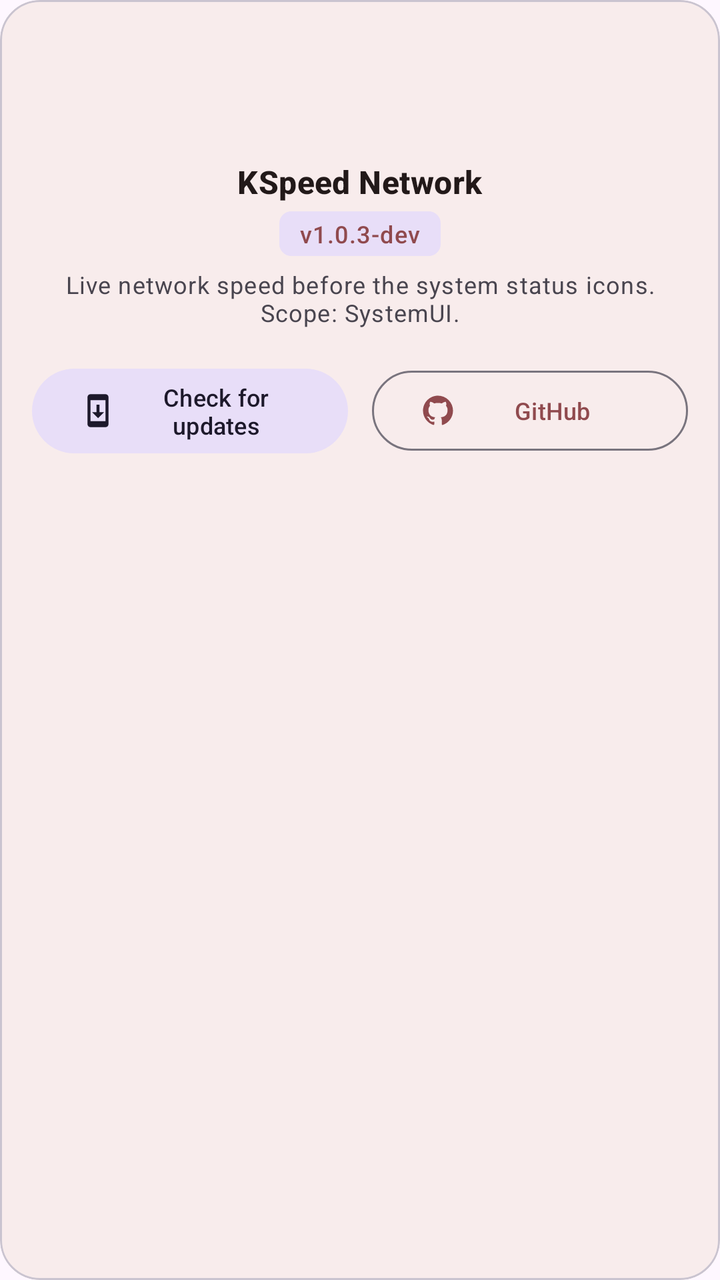
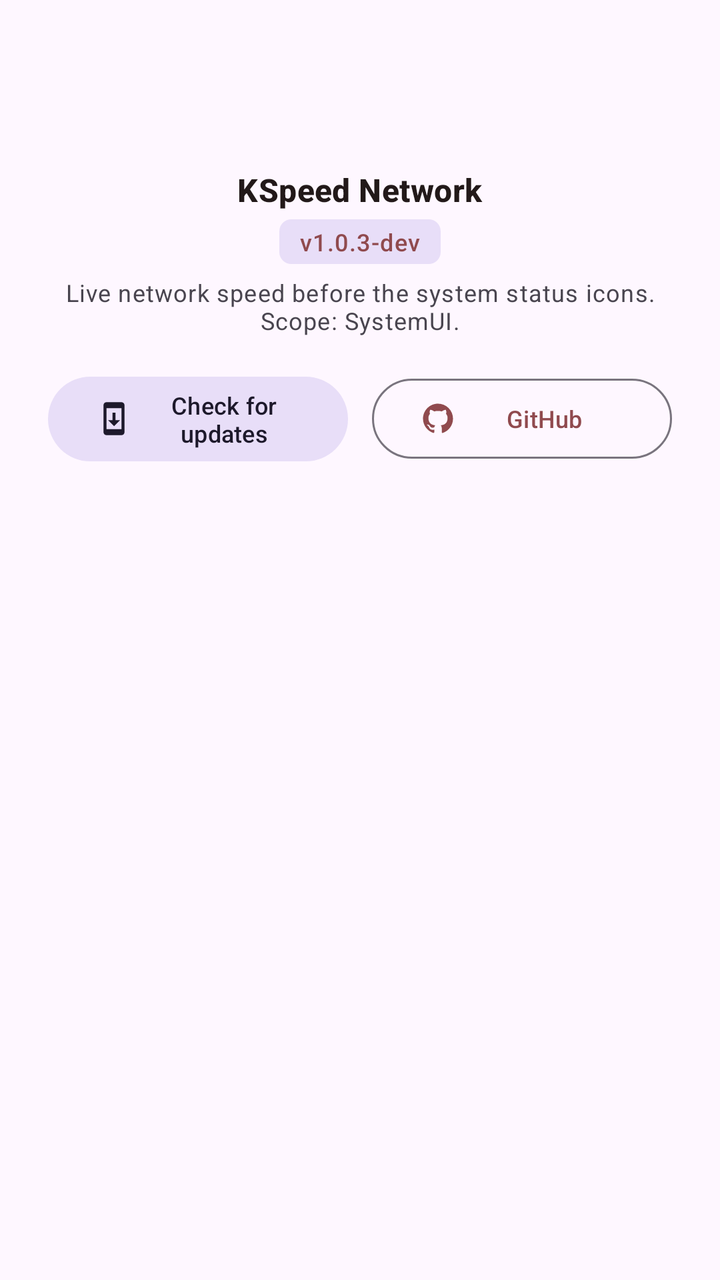

Before-and-after screenshots of an Android layout around one commit, followed by the original layout XML and the change that was made.
<!-- AndroidManifest.xml: application theme AppTheme -->
<!-- res/layout/preference_about_card.xml -->
<?xml version="1.0" encoding="utf-8"?>
<com.google.android.material.card.MaterialCardView
    xmlns:android="http://schemas.android.com/apk/res/android"
    xmlns:app="http://schemas.android.com/apk/res-auto"
    android:layout_width="match_parent"
    android:layout_height="wrap_content"
    android:layout_marginHorizontal="16dp"
    android:layout_marginVertical="8dp"
    app:cardCornerRadius="20dp"
    app:cardElevation="0dp"
    app:strokeWidth="1dp"
    app:strokeColor="?attr/colorOutlineVariant"
    app:cardBackgroundColor="?attr/colorSurfaceContainer">

    <LinearLayout
        android:layout_width="match_parent"
        android:layout_height="wrap_content"
        android:orientation="vertical"
        android:padding="16dp"
        android:gravity="center_horizontal">

        <ImageView
            android:id="@+id/about_app_icon"
            android:layout_width="56dp"
            android:layout_height="56dp"
            android:src="@mipmap/ic_launcher"
            android:contentDescription="@string/app_name" />

        <TextView
            android:id="@+id/about_app_title"
            android:layout_width="wrap_content"
            android:layout_height="wrap_content"
            android:layout_marginTop="8dp"
            android:text="@string/app_name"
            android:textAppearance="?attr/textAppearanceTitleMedium"
            android:textStyle="bold"
            android:textColor="?attr/colorOnSurface" />

        <TextView
            android:id="@+id/about_version_badge"
            android:layout_width="wrap_content"
            android:layout_height="wrap_content"
            android:layout_marginTop="4dp"
            android:text="v1.0.3-dev"
            android:textAppearance="?attr/textAppearanceLabelMedium"
            android:textColor="?attr/colorPrimary"
            android:background="@drawable/bg_preview_badge"
            android:paddingHorizontal="10dp"
            android:paddingVertical="3dp" />

        <TextView
            android:layout_width="wrap_content"
            android:layout_height="wrap_content"
            android:layout_marginTop="6dp"
            android:text="@string/xposed_desc"
            android:textAppearance="?attr/textAppearanceBodySmall"
            android:textColor="?attr/colorOnSurfaceVariant"
            android:gravity="center" />

        <LinearLayout
            android:layout_width="match_parent"
            android:layout_height="wrap_content"
            android:orientation="horizontal"
            android:layout_marginTop="16dp"
            android:gravity="center">

            <com.google.android.material.button.MaterialButton
                android:id="@+id/btn_check_update"
                style="@style/Widget.Material3.Button.TonalButton"
                android:layout_width="0dp"
                android:layout_height="wrap_content"
                android:layout_weight="1"
                android:layout_marginEnd="6dp"
                android:text="@string/pref_check_update_title"
                app:icon="@drawable/ic_pref_system_update"
                android:textSize="12sp" />

            <com.google.android.material.button.MaterialButton
                android:id="@+id/btn_view_source"
                style="@style/Widget.Material3.Button.OutlinedButton"
                android:layout_width="0dp"
                android:layout_height="wrap_content"
                android:layout_weight="1"
                android:layout_marginStart="6dp"
                android:text="@string/github_button_text"
                app:icon="@drawable/ic_github"
                android:textSize="12sp" />

        </LinearLayout>

    </LinearLayout>

</com.google.android.material.card.MaterialCardView>
<!-- resources referenced by this layout -->
<resources>
  <!-- drawable bg_preview_badge (drawable) -->
  <?xml version="1.0" encoding="utf-8"?>
  <shape xmlns:android="http://schemas.android.com/apk/res/android"
      android:shape="rectangle">
      <corners android:radius="6dp" />
      <solid android:color="?attr/colorSecondaryContainer" />
  </shape>
  <!-- drawable ic_pref_system_update (drawable) -->
  <vector xmlns:android="http://schemas.android.com/apk/res/android"
      android:width="24dp"
      android:height="24dp"
      android:viewportWidth="24"
      android:viewportHeight="24"
      android:tint="?attr/colorPrimary">
      <path
          android:fillColor="@android:color/white"
          android:pathData="M17,1.01L7,1c-1.1,0 -2,0.9 -2,2v18c0,1.1 0.9,2 2,2h10c1.1,0 2,-0.9 2,-2V3c0,-1.1 -0.9,-1.99 -2,-1.99zM17,19H7V5h10v14zm-1,-6h-3V8h-2v5H8l4,4 4,-4z" />
  </vector>
  <!-- mipmap ic_launcher (mipmap-anydpi) -->
  <?xml version="1.0" encoding="utf-8"?>
  <adaptive-icon xmlns:android="http://schemas.android.com/apk/res/android">
      <background android:drawable="@color/ic_launcher_background" />
      <foreground android:drawable="@drawable/ic_launcher_foreground" />
      <monochrome android:drawable="@drawable/ic_launcher_monochrome" />
  </adaptive-icon>
  <string name="app_name">KSpeed Network</string>
  <string name="github_button_text">GitHub</string>
  <string name="pref_check_update_title">Check for updates</string>
  <string name="xposed_desc">Live network speed before the system status icons. Scope: SystemUI.</string>
  <color name="ic_launcher_background">#17201F</color>
  <!-- drawable ic_launcher_foreground (drawable) -->
  <?xml version="1.0" encoding="utf-8"?>
  <vector xmlns:android="http://schemas.android.com/apk/res/android"
      android:width="108dp"
      android:height="108dp"
      android:viewportWidth="108"
      android:viewportHeight="108">
  
      
      <path
          android:fillColor="#FF8EE3C3"
          android:pathData="M68,56 h7 v13 h-7 Z M59.5,69 h24 l-12,12.6 Z" />
  
      
      <path
          android:fillColor="#FFFFFFFF"
          android:pathData="M26,34 h10.2 v20.4 l20.4,-20.4 h13.6 l-23.8,23.8 l23.8,23.8 h-13.6 l-20.4,-20.4 v20.4 h-10.2 Z" />
  </vector>
  <!-- drawable ic_launcher_monochrome (drawable) -->
  <?xml version="1.0" encoding="utf-8"?>
  <vector xmlns:android="http://schemas.android.com/apk/res/android"
      android:width="108dp"
      android:height="108dp"
      android:viewportWidth="108"
      android:viewportHeight="108">
  
      <path
          android:fillColor="#FFFFFFFF"
          android:pathData="M68,56 h7 v13 h-7 Z M59.5,69 h24 l-12,12.6 Z" />
  
      <path
          android:fillColor="#FFFFFFFF"
          android:pathData="M26,34 h10.2 v20.4 l20.4,-20.4 h13.6 l-23.8,23.8 l23.8,23.8 h-13.6 l-20.4,-20.4 v20.4 h-10.2 Z" />
  </vector>
  <color name="fallback_primary">#904A4E</color>
  <color name="fallback_on_primary">#FFFFFF</color>
  <color name="fallback_primary_container">#FFDADA</color>
  <color name="fallback_on_primary_container">#3B080F</color>
  <color name="fallback_surface">#FFF8F7</color>
  <color name="fallback_on_surface">#221919</color>
  <color name="fallback_surface_container">#F8ECEC</color>
  <color name="fallback_surface_container_high">#F2E6E6</color>
  <color name="fallback_surface_container_highest">#ECE0E0</color>
  <!-- unchanged entries left out for length: 2 -->
</resources>

<!-- the commit's change to res/layout/preference_about_card.xml (unified diff, before → after) -->
@@ -1,93 +1,82 @@
 <?xml version="1.0" encoding="utf-8"?>
-<com.google.android.material.card.MaterialCardView
+<LinearLayout
     xmlns:android="http://schemas.android.com/apk/res/android"
     xmlns:app="http://schemas.android.com/apk/res-auto"
     android:layout_width="match_parent"
     android:layout_height="wrap_content"
-    android:layout_marginHorizontal="16dp"
-    android:layout_marginVertical="8dp"
-    app:cardCornerRadius="20dp"
-    app:cardElevation="0dp"
-    app:strokeWidth="1dp"
-    app:strokeColor="?attr/colorOutlineVariant"
-    app:cardBackgroundColor="?attr/colorSurfaceContainer">
+    android:orientation="vertical"
+    android:paddingHorizontal="24dp"
+    android:paddingTop="20dp"
+    android:paddingBottom="28dp"
+    android:gravity="center_horizontal">
+
+    <ImageView
+        android:id="@+id/about_app_icon"
+        android:layout_width="56dp"
+        android:layout_height="56dp"
+        android:src="@mipmap/ic_launcher"
+        android:contentDescription="@string/app_name" />
+
+    <TextView
+        android:id="@+id/about_app_title"
+        android:layout_width="wrap_content"
+        android:layout_height="wrap_content"
+        android:layout_marginTop="8dp"
+        android:text="@string/app_name"
+        android:textAppearance="?attr/textAppearanceTitleMedium"
+        android:textStyle="bold"
+        android:textColor="?attr/colorOnSurface" />
+
+    <TextView
+        android:id="@+id/about_version_badge"
+        android:layout_width="wrap_content"
+        android:layout_height="wrap_content"
+        android:layout_marginTop="4dp"
+        android:text="v1.0.3-dev"
+        android:textAppearance="?attr/textAppearanceLabelMedium"
+        android:textColor="?attr/colorPrimary"
+        android:background="@drawable/bg_preview_badge"
+        android:paddingHorizontal="10dp"
+        android:paddingVertical="3dp" />
+
+    <TextView
+        android:layout_width="wrap_content"
+        android:layout_height="wrap_content"
+        android:layout_marginTop="6dp"
+        android:text="@string/xposed_desc"
+        android:textAppearance="?attr/textAppearanceBodySmall"
+        android:textColor="?attr/colorOnSurfaceVariant"
+        android:gravity="center" />
 
     <LinearLayout
         android:layout_width="match_parent"
         android:layout_height="wrap_content"
-        android:orientation="vertical"
-        android:padding="16dp"
-        android:gravity="center_horizontal">
+        android:orientation="horizontal"
+        android:layout_marginTop="16dp"
+        android:gravity="center">
 
-        <ImageView
-            android:id="@+id/about_app_icon"
-            android:layout_width="56dp"
-            android:layout_height="56dp"
-            android:src="@mipmap/ic_launcher"
-            android:contentDescription="@string/app_name" />
+        <com.google.android.material.button.MaterialButton
+            android:id="@+id/btn_check_update"
+            style="@style/Widget.Material3.Button.TonalButton"
+            android:layout_width="0dp"
+            android:layout_height="wrap_content"
+            android:layout_weight="1"
+            android:layout_marginEnd="6dp"
+            android:text="@string/pref_check_update_title"
+            app:icon="@drawable/ic_pref_system_update"
+            android:textSize="12sp" />
 
-        <TextView
-            android:id="@+id/about_app_title"
-            android:layout_width="wrap_content"
+        <com.google.android.material.button.MaterialButton
+            android:id="@+id/btn_view_source"
+            style="@style/Widget.Material3.Button.OutlinedButton"
+            android:layout_width="0dp"
             android:layout_height="wrap_content"
-            android:layout_marginTop="8dp"
-            android:text="@string/app_name"
-            android:textAppearance="?attr/textAppearanceTitleMedium"
-            android:textStyle="bold"
-            android:textColor="?attr/colorOnSurface" />
-
-        <TextView
-            android:id="@+id/about_version_badge"
-            android:layout_width="wrap_content"
-            android:layout_height="wrap_content"
-            android:layout_marginTop="4dp"
-            android:text="v1.0.3-dev"
-            android:textAppearance="?attr/textAppearanceLabelMedium"
-            android:textColor="?attr/colorPrimary"
-            android:background="@drawable/bg_preview_badge"
-            android:paddingHorizontal="10dp"
-            android:paddingVertical="3dp" />
-
-        <TextView
-            android:layout_width="wrap_content"
-            android:layout_height="wrap_content"
-            android:layout_marginTop="6dp"
-            android:text="@string/xposed_desc"
-            android:textAppearance="?attr/textAppearanceBodySmall"
-            android:textColor="?attr/colorOnSurfaceVariant"
-            android:gravity="center" />
-
-        <LinearLayout
-            android:layout_width="match_parent"
-            android:layout_height="wrap_content"
-            android:orientation="horizontal"
-            android:layout_marginTop="16dp"
-            android:gravity="center">
-
-            <com.google.android.material.button.MaterialButton
-                android:id="@+id/btn_check_update"
-                style="@style/Widget.Material3.Button.TonalButton"
-                android:layout_width="0dp"
-                android:layout_height="wrap_content"
-                android:layout_weight="1"
-                android:layout_marginEnd="6dp"
-                android:text="@string/pref_check_update_title"
-                app:icon="@drawable/ic_pref_system_update"
-                android:textSize="12sp" />
-
-            <com.google.android.material.button.MaterialButton
-                android:id="@+id/btn_view_source"
-                style="@style/Widget.Material3.Button.OutlinedButton"
-                android:layout_width="0dp"
-                android:layout_height="wrap_content"
-                android:layout_weight="1"
-                android:layout_marginStart="6dp"
-                android:text="@string/github_button_text"
-                app:icon="@drawable/ic_github"
-                android:textSize="12sp" />
-
-        </LinearLayout>
+            android:layout_weight="1"
+            android:layout_marginStart="6dp"
+            android:text="@string/github_button_text"
+            app:icon="@drawable/ic_github"
+            android:textSize="12sp" />
 
     </LinearLayout>
 
-</com.google.android.material.card.MaterialCardView>
+</LinearLayout>
